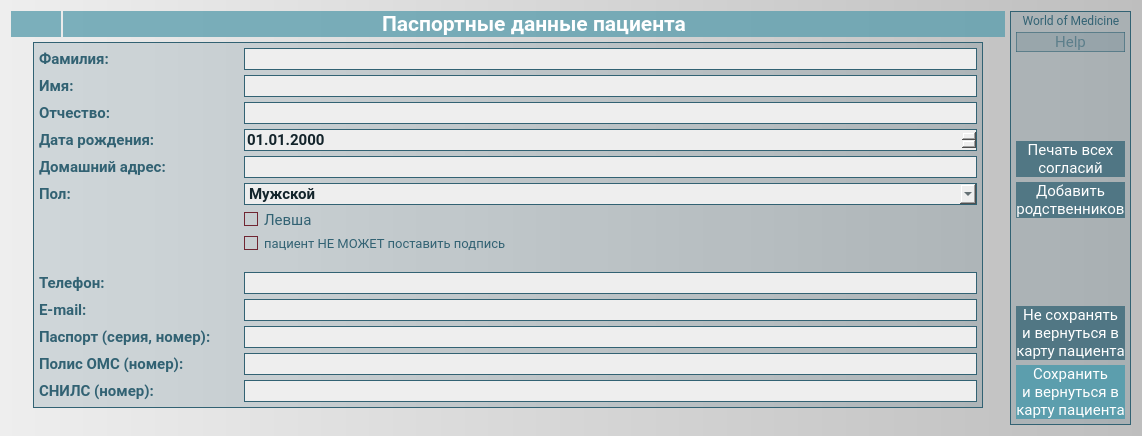
The window that wom/GUI/UI/common/PatientPassportData.ui (Spike2250/WoM) describes before a commit, drawn with Qt 5.
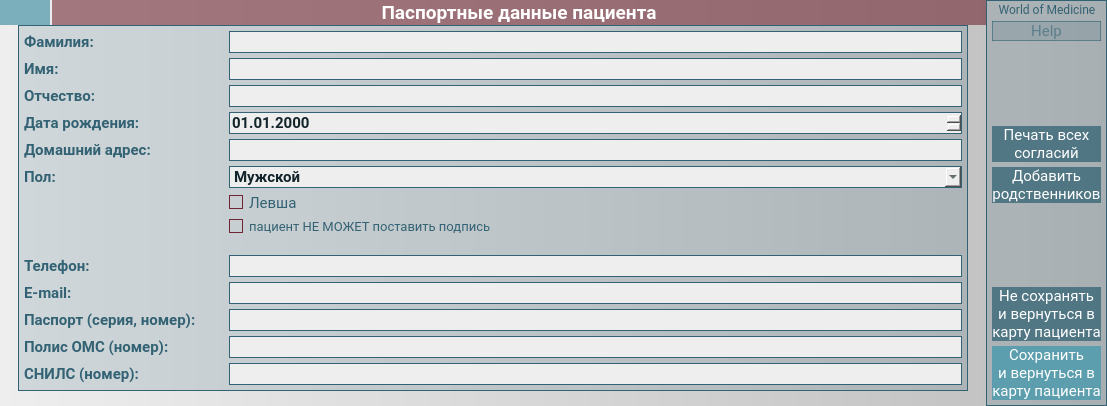
The same window after the commit. Icons and pictures are not drawn.

```diff
--- a/wom/GUI/UI/common/PatientPassportData.ui
+++ b/wom/GUI/UI/common/PatientPassportData.ui
@@ -6,8 +6,8 @@
    <rect>
     <x>0</x>
     <y>0</y>
-    <width>1142</width>
-    <height>436</height>
+    <width>1107</width>
+    <height>406</height>
    </rect>
   </property>
   <property name="windowTitle">
@@ -18,10 +18,38 @@
 font-family: Roboto;</string>
   </property>
   <layout class="QVBoxLayout" name="verticalLayout">
+   <property name="spacing">
+    <number>0</number>
+   </property>
+   <property name="leftMargin">
+    <number>0</number>
+   </property>
+   <property name="topMargin">
+    <number>0</number>
+   </property>
+   <property name="rightMargin">
+    <number>0</number>
+   </property>
+   <property name="bottomMargin">
+    <number>0</number>
+   </property>
    <item>
+    <widget class="QFrame" name="main">
     <layout class="QGridLayout" name="gridLayout_2">
+      <property name="leftMargin">
+       <number>0</number>
+      </property>
+      <property name="topMargin">
+       <number>0</number>
+      </property>
+      <property name="rightMargin">
+       <number>0</number>
+      </property>
+      <property name="bottomMargin">
+       <number>0</number>
+      </property>
      <property name="spacing">
-      <number>5</number>
+       <number>0</number>
      </property>
      <item row="1" column="1">
       <widget class="QFrame" name="passport_data">
@@ -12975,10 +13003,10 @@
             </colorrole>
             <colorrole role="Button">
              <brush brushstyle="SolidPattern">
-              <color alpha="200">
-               <red>92</red>
-               <green>158</green>
-               <blue>173</blue>
+               <color alpha="150">
+                <red>112</red>
+                <green>38</green>
+                <blue>50</blue>
               </color>
              </brush>
             </colorrole>
@@ -13047,19 +13075,19 @@
             </colorrole>
             <colorrole role="Base">
              <brush brushstyle="SolidPattern">
-              <color alpha="200">
-               <red>92</red>
-               <green>158</green>
-               <blue>173</blue>
+               <color alpha="150">
+                <red>112</red>
+                <green>38</green>
+                <blue>50</blue>
               </color>
              </brush>
             </colorrole>
             <colorrole role="Window">
              <brush brushstyle="SolidPattern">
-              <color alpha="200">
-               <red>92</red>
-               <green>158</green>
-               <blue>173</blue>
+               <color alpha="150">
+                <red>112</red>
+                <green>38</green>
+                <blue>50</blue>
               </color>
              </brush>
             </colorrole>
@@ -13121,10 +13149,10 @@
             </colorrole>
             <colorrole role="Button">
              <brush brushstyle="SolidPattern">
-              <color alpha="200">
-               <red>92</red>
-               <green>158</green>
-               <blue>173</blue>
+               <color alpha="150">
+                <red>112</red>
+                <green>38</green>
+                <blue>50</blue>
               </color>
              </brush>
             </colorrole>
@@ -13193,19 +13221,19 @@
             </colorrole>
             <colorrole role="Base">
              <brush brushstyle="SolidPattern">
-              <color alpha="200">
-               <red>92</red>
-               <green>158</green>
-               <blue>173</blue>
+               <color alpha="150">
+                <red>112</red>
+                <green>38</green>
+                <blue>50</blue>
               </color>
              </brush>
             </colorrole>
             <colorrole role="Window">
              <brush brushstyle="SolidPattern">
-              <color alpha="200">
-               <red>92</red>
-               <green>158</green>
-               <blue>173</blue>
+               <color alpha="150">
+                <red>112</red>
+                <green>38</green>
+                <blue>50</blue>
               </color>
              </brush>
             </colorrole>
@@ -13267,10 +13295,10 @@
             </colorrole>
             <colorrole role="Button">
              <brush brushstyle="SolidPattern">
-              <color alpha="200">
-               <red>92</red>
-               <green>158</green>
-               <blue>173</blue>
+               <color alpha="150">
+                <red>112</red>
+                <green>38</green>
+                <blue>50</blue>
               </color>
              </brush>
             </colorrole>
@@ -13339,19 +13367,19 @@
             </colorrole>
             <colorrole role="Base">
              <brush brushstyle="SolidPattern">
-              <color alpha="200">
-               <red>92</red>
-               <green>158</green>
-               <blue>173</blue>
+               <color alpha="150">
+                <red>112</red>
+                <green>38</green>
+                <blue>50</blue>
               </color>
              </brush>
             </colorrole>
             <colorrole role="Window">
              <brush brushstyle="SolidPattern">
-              <color alpha="200">
-               <red>92</red>
-               <green>158</green>
-               <blue>173</blue>
+               <color alpha="150">
+                <red>112</red>
+                <green>38</green>
+                <blue>50</blue>
               </color>
              </brush>
             </colorrole>
@@ -13406,16 +13434,17 @@
          <property name="font">
           <font>
            <family>Roboto</family>
-           <pointsize>16</pointsize>
+            <pointsize>14</pointsize>
            <bold>true</bold>
           </font>
          </property>
          <property name="styleSheet">
           <string notr="true">color: White;
 font-weight: bold;
-font-size: 16pt;
-background-color: rgba(92, 158, 173, 200);
-border: none;</string>
+font-size: 14pt;
+background-color: rgba(112, 38, 50, 150);
+border: none;
+</string>
          </property>
          <property name="text">
           <string>&lt;html&gt;&lt;head/&gt;&lt;body&gt;&lt;p&gt;Паспортные данные пациента&lt;/p&gt;&lt;/body&gt;&lt;/html&gt;</string>
@@ -13428,6 +13457,7 @@
       </layout>
      </item>
     </layout>
+    </widget>
    </item>
   </layout>
  </widget>
```
Left out of the diff: 20 changed lines with no effect on the pictures. Lines whose indentation alone changed are shown as unchanged.
